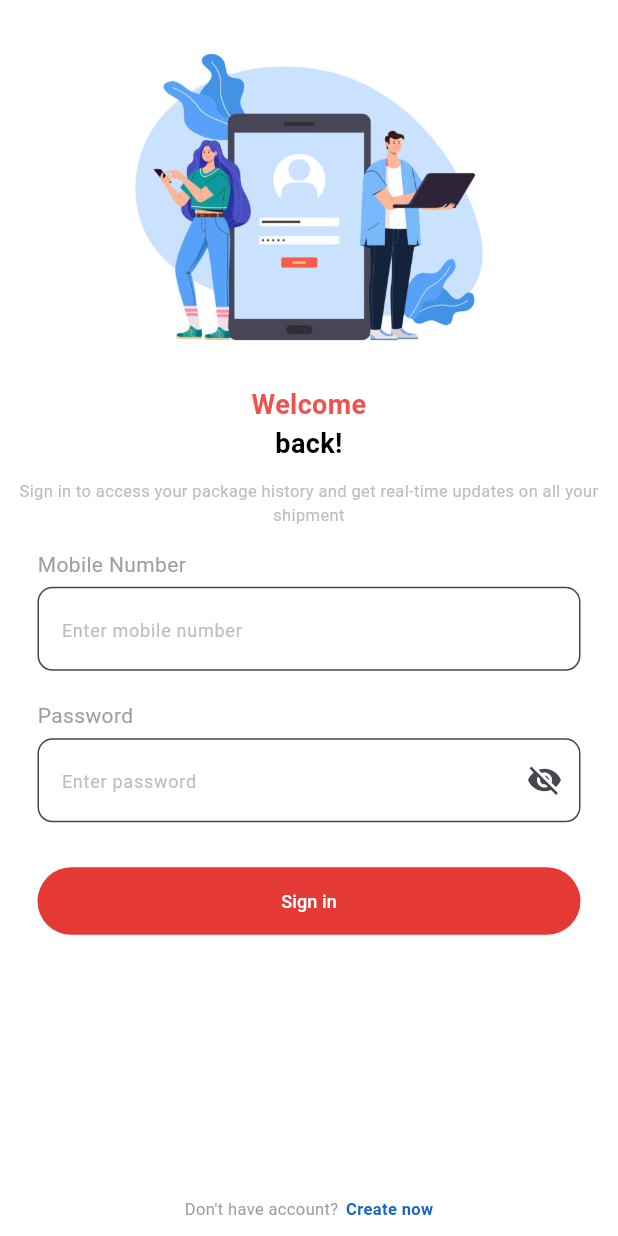
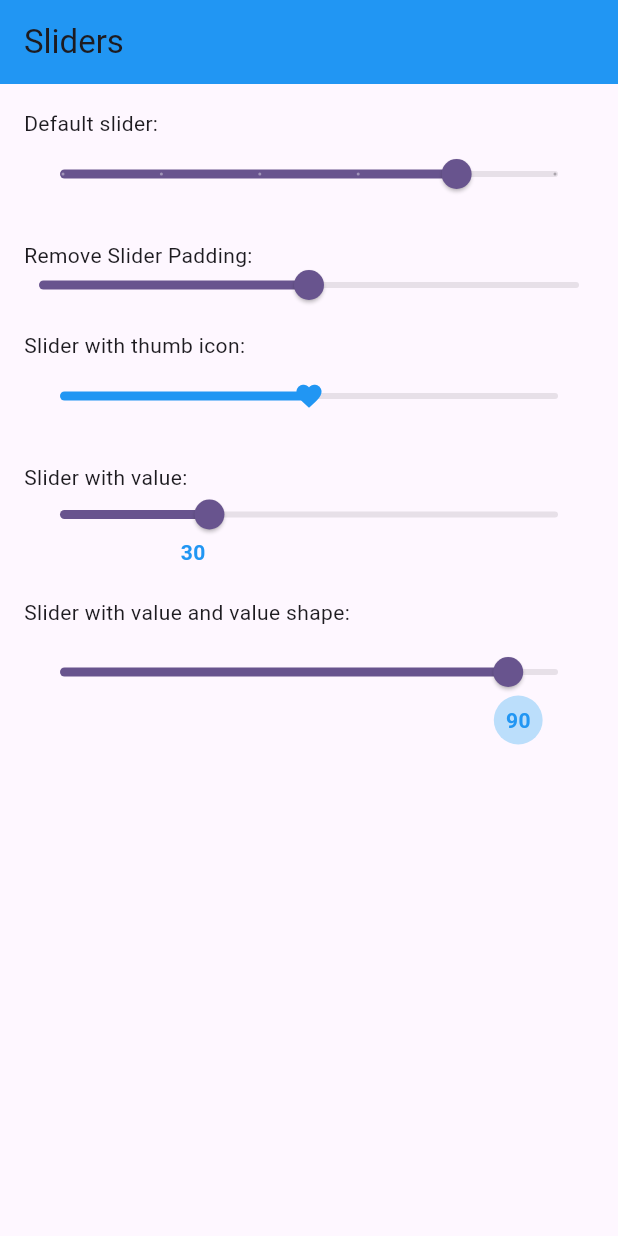
Before and after one commit to atik1404/FlutterPlayground, a Flutter app: the screen it shows after launch, on a phone screen of 412 x 824 dp. Run offline on Flutter 3.47's test engine with Material 3 defaults, Android fonts, the phone set to English and light mode, and no system bars; our stand-ins replace bloc, carousel_slider, dots_indicator, flutter_bloc, freezed_annotation.

Commit message:
slider component playground

```diff
--- /dev/null
+++ b/lib/component_playground.dart
@@ -0,0 +1,182 @@
+import 'package:flutter/material.dart';
+
+import 'custom_thumb_widget.dart';
+
+class ComponentPlaygroundScreen extends StatefulWidget {
+  const ComponentPlaygroundScreen({super.key});
+
+  @override
+  _SliderScreenState createState() => _SliderScreenState();
+}
+
+class _SliderScreenState extends State<ComponentPlaygroundScreen> {
+  double defaultValue = 50;
+  double noPaddingValue = 50;
+  double thumbIconValue = 50;
+  double sliderWithValue = 30;
+  double sliderWithValueAndShape = 90;
+  RangeValues currentRangeValues = const RangeValues(0, 80);
+
+  @override
+  Widget build(BuildContext context) {
+    return Scaffold(
+      appBar: AppBar(
+        title: const Text('Sliders'),
+        backgroundColor: Colors.blue,
+      ),
+      body: Padding(
+        padding: const EdgeInsets.all(16.0),
+        child: Column(
+          crossAxisAlignment: CrossAxisAlignment.start,
+          children: [
+            const Text('Default slider:'),
+            SliderTheme(
+              data: SliderTheme.of(context).copyWith(
+                trackHeight: 4.0,
+              ),
+              child: Slider(
+                value: currentRangeValues.end,
+                min: 0,
+                max: 100,
+                divisions: 5,
+                onChanged: (value) {
+                  setState(() {
+                    currentRangeValues = RangeValues(0, value);
+                  });
+                },
+              ),
+            ),
+            const SizedBox(height: 20),
+            const Text('Remove Slider Padding:'),
+            SliderTheme(
+              data: SliderTheme.of(context).copyWith(
+                trackHeight: 4.0,
+                overlayShape: SliderComponentShape.noOverlay,
+              ),
+              child: Slider(
+                value: noPaddingValue,
+                min: 0,
+                max: 100,
+                onChanged: (value) {
+                  setState(() {
+                    noPaddingValue = value;
+                  });
+                },
+              ),
+            ),
+            const SizedBox(height: 20),
+            const Text('Slider with thumb icon:'),
+            SliderTheme(
+              data: SliderTheme.of(context).copyWith(
+                thumbShape: CustomThumbWidget(),
+                thumbColor: Colors.blue,
+                activeTrackColor: Colors.blue,
+                overlayColor: Colors.blue.withOpacity(0.2),
+              ),
+              child: Slider(
+                value: thumbIconValue,
+                min: 0,
+                max: 100,
+                onChanged: (value) {
+                  setState(() {
+                    thumbIconValue = value;
+                  });
+                },
+              ),
+            ),
+            const SizedBox(height: 20),
+            SizedBox(height: 70,
+            child: Stack(
+              alignment: AlignmentDirectional.topStart,
+              children: [
+
+                const Text('Slider with value:'),
+                SliderTheme(
+                  data: SliderTheme.of(context).copyWith(
+                    trackHeight: 4.0,
+                    thumbShape: const RoundSliderThumbShape(
+                      enabledThumbRadius: 10,
+                    ),
+                  ),
+                  child: Slider(
+                    value: sliderWithValue,
+                    min: 0,
+                    max: 100,
+                    onChanged: (value) {
+                      setState(() {
+                        sliderWithValue = value;
+                      });
+                    },
+                  ),
+                ),
+                Positioned(
+                    left: (sliderWithValue / 100) * (MediaQuery.of(context).size.width - 64), // Align with thumb
+                    bottom: 00,
+                    child: Text(
+                      sliderWithValue.toInt().toString(),
+                      style: const TextStyle(
+                        fontSize: 14,
+                        color: Colors.blue,
+                        fontWeight: FontWeight.bold,
+                      ),
+                    )
+                ),
+              ],
+            )),
+            const SizedBox(height: 20),
+            SizedBox(height: 100,
+            child: Stack(
+              alignment: AlignmentDirectional.topStart,
+              children: [
+                const Text('Slider with value and value shape:'),
+                SliderTheme(
+                  data: SliderTheme.of(context).copyWith(
+                    trackHeight: 4.0,
+                    thumbShape: const RoundSliderThumbShape(
+                      enabledThumbRadius: 10,
+                    ),
+                  ),
+                  child: Row(
+                    children: [
+                      Expanded(
+                        child: Slider(
+                          value: sliderWithValueAndShape,
+                          min: 0,
+                          max: 100,
+                          onChanged: (value) {
+                            setState(() {
+                              sliderWithValueAndShape = value;
+                            });
+                          },
+                        ),
+                      ),
+                    ],
+                  ),
+                ),
+                Positioned(
+                  left: (sliderWithValueAndShape / 100) *
+                      (MediaQuery.of(context).size.width - 64), // Align with thumb
+                  bottom: 0,
+                  child: Container(
+                    padding: const EdgeInsets.all(8),
+                    decoration: BoxDecoration(
+                      color: Colors.blue.shade100,
+                      shape: BoxShape.circle,
+                    ),
+                    child: Text(
+                      sliderWithValueAndShape.toInt().toString(),
+                      style: const TextStyle(
+                        color: Colors.blue,
+                        fontWeight: FontWeight.bold,
+                      ),
+                    ),
+                  ),
+                ),
+              ],
+            ),)
+          ],
+        ),
+      ),
+    );
+  }
+}
--- /dev/null
+++ b/lib/custom_thumb_widget.dart
@@ -0,0 +1,48 @@
+import 'package:flutter/material.dart';
+
+
+
+class CustomThumbWidget extends SliderComponentShape {
+  @override
+  Size getPreferredSize(bool isEnabled, bool isDiscrete) {
+    return const Size(30, 30); // Size of the thumb
+  }
+
+  @override
+  void paint(
+      PaintingContext context,
+      Offset center, {
+        required Animation<double> activationAnimation,
+        required Animation<double> enableAnimation,
+        required bool isDiscrete,
+        required TextPainter labelPainter,
+        required RenderBox parentBox,
+        required SliderThemeData sliderTheme,
+        required TextDirection textDirection,
+        required double value,
+        required double textScaleFactor,
+        required Size sizeWithOverflow,
+      }) {
+    final Canvas canvas = context.canvas;
+
+    // Draw the icon as the thumb
+    const icon = Icons.favorite; // Icon to display
+    final iconPainter = TextPainter(
+      text: TextSpan(
+        text: String.fromCharCode(icon.codePoint),
+        style: TextStyle(
+          fontSize: 20, // Icon size
+          fontFamily: icon.fontFamily,
+          color: Colors.blue, // Icon color
+        ),
+      ),
+      textDirection: textDirection,
+    );
+
+    iconPainter.layout();
+    iconPainter.paint(
+      canvas,
+      Offset(center.dx - iconPainter.width / 2, center.dy - iconPainter.height / 2),
+    );
+  }
+}
--- a/lib/navigation/app_navigation.dart
+++ b/lib/navigation/app_navigation.dart
@@ -1,4 +1,5 @@
 
+import 'package:first_flutter/component_playground.dart';
 import 'package:first_flutter/feature/login/login_screen.dart';
 import 'package:flutter/material.dart';
 import 'package:flutter_bloc/flutter_bloc.dart';
@@ -10,6 +11,11 @@ import 'app_screens.dart';
 
 final class AppNavigation{
   Route onNavigationChange(RouteSettings routeSettings){
+
+    return MaterialPageRoute(
+        builder: (context)=> const ComponentPlaygroundScreen()
+    );
+
     final args = routeSettings.arguments;
 
     switch(routeSettings.name){
```
Also changed, not shown: lib/feature/home/bloc/homebloc/ui_state.freezed.dart (added).
